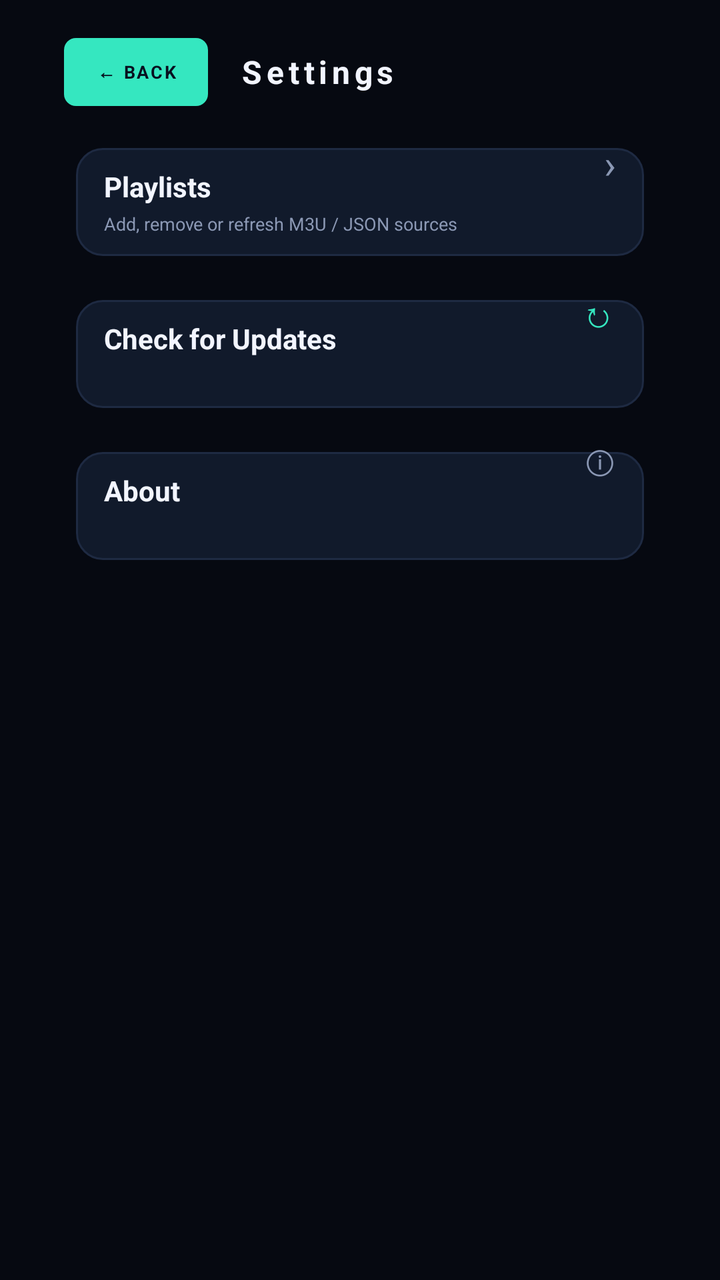
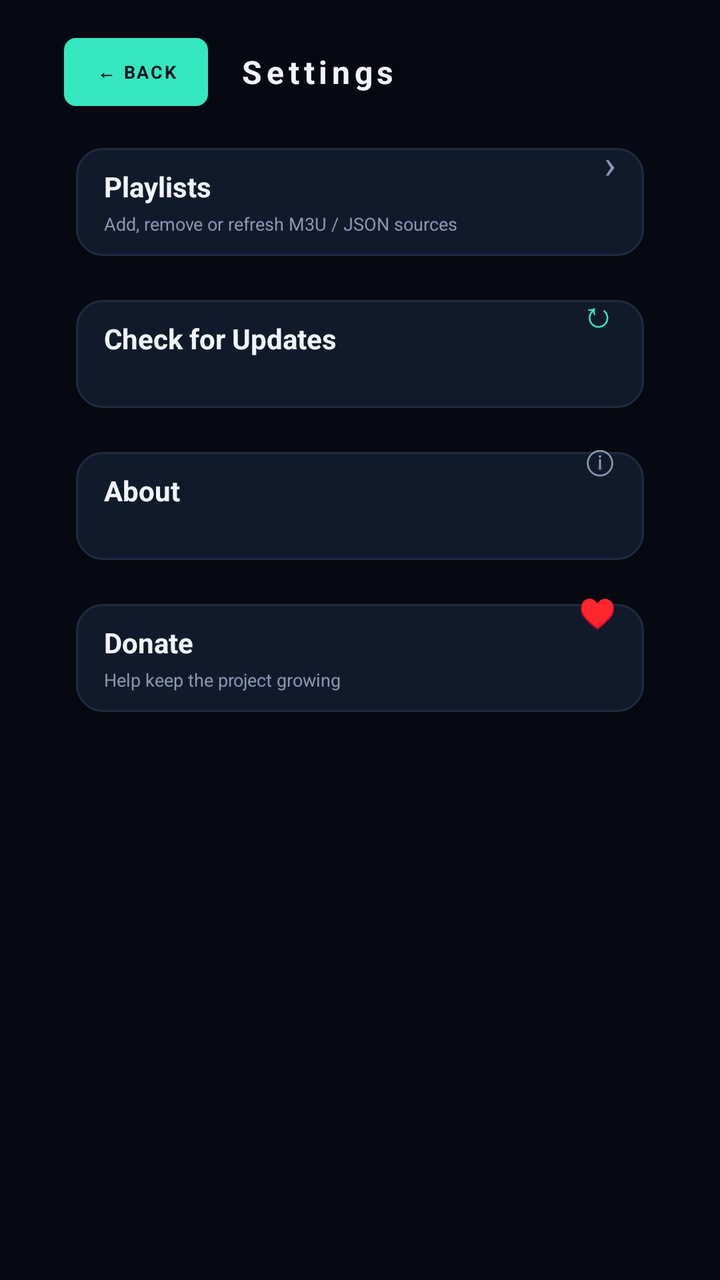

Screens rendered from an Android XML layout before and after an edit, with the pre-edit source and the edit as a unified diff.
<!-- AndroidManifest.xml: application theme Theme.Zenktx -->
<!-- res/layout/activity_settings.xml -->
<?xml version="1.0" encoding="utf-8"?>
<LinearLayout xmlns:android="http://schemas.android.com/apk/res/android"
    android:layout_width="match_parent"
    android:layout_height="match_parent"
    android:background="@color/bg"
    android:orientation="vertical"
    android:paddingStart="32dp"
    android:paddingTop="16dp"
    android:paddingEnd="32dp"
    android:paddingBottom="14dp">

    <LinearLayout
        android:layout_width="match_parent"
        android:layout_height="40dp"
        android:gravity="center_vertical"
        android:orientation="horizontal">

        <TextView
            android:id="@+id/backButton"
            android:layout_width="wrap_content"
            android:layout_height="34dp"
            android:background="@drawable/bg_pill"
            android:focusable="true"
            android:gravity="center"
            android:letterSpacing="0.1"
            android:paddingStart="16dp"
            android:paddingEnd="16dp"
            android:text="@string/back"
            android:textColor="@color/pill_text"
            android:textSize="9sp"
            android:textStyle="bold" />

        <TextView
            android:layout_width="wrap_content"
            android:layout_height="wrap_content"
            android:layout_marginStart="16dp"
            android:letterSpacing="0.14"
            android:text="@string/settings"
            android:textColor="@color/text"
            android:textSize="16sp"
            android:textStyle="bold" />

        <Space
            android:layout_width="0dp"
            android:layout_height="1dp"
            android:layout_weight="1" />

        <TextView
            android:id="@+id/versionLabel"
            android:layout_width="wrap_content"
            android:layout_height="wrap_content"
            android:letterSpacing="0.1"
            android:textColor="@color/muted"
            android:textSize="9sp"
            android:textStyle="bold" />
    </LinearLayout>

    <TextView
        android:id="@+id/status"
        android:layout_width="match_parent"
        android:layout_height="wrap_content"
        android:layout_marginTop="10dp"
        android:ellipsize="end"
        android:maxLines="2"
        android:textColor="@color/mint"
        android:textSize="9sp"
        android:visibility="gone" />

    <LinearLayout
        style="@style/SettingsRow"
        android:id="@+id/rowPlaylists"
        android:layout_marginTop="12dp">

        <LinearLayout
            android:layout_width="0dp"
            android:layout_height="match_parent"
            android:layout_weight="1"
            android:gravity="center_vertical"
            android:orientation="vertical">

            <TextView
                android:layout_width="wrap_content"
                android:layout_height="wrap_content"
                android:text="@string/row_playlists"
                android:textColor="@color/text"
                android:textSize="14sp"
                android:textStyle="bold" />

            <TextView
                android:id="@+id/subPlaylists"
                android:layout_width="match_parent"
                android:layout_height="wrap_content"
                android:layout_marginTop="3dp"
                android:text="@string/row_playlists_sub"
                android:textColor="@color/muted"
                android:textSize="9sp" />
        </LinearLayout>

        <TextView
            android:layout_width="wrap_content"
            android:layout_height="wrap_content"
            android:text="›"
            android:textColor="@color/muted"
            android:textSize="20sp" />
    </LinearLayout>


    <LinearLayout
        style="@style/SettingsRow"
        android:id="@+id/rowUpdates">

        <LinearLayout
            android:layout_width="0dp"
            android:layout_height="match_parent"
            android:layout_weight="1"
            android:gravity="center_vertical"
            android:orientation="vertical">

            <TextView
                android:layout_width="wrap_content"
                android:layout_height="wrap_content"
                android:text="@string/row_updates"
                android:textColor="@color/text"
                android:textSize="14sp"
                android:textStyle="bold" />

            <TextView
                android:id="@+id/subUpdates"
                android:layout_width="match_parent"
                android:layout_height="wrap_content"
                android:layout_marginTop="3dp"
                android:textColor="@color/muted"
                android:textSize="9sp" />
        </LinearLayout>

        <TextView
            android:layout_width="wrap_content"
            android:layout_height="wrap_content"
            android:text="↻"
            android:textColor="@color/mint"
            android:textSize="18sp" />
    </LinearLayout>



    <LinearLayout
        style="@style/SettingsRow"
        android:id="@+id/rowAbout">

        <LinearLayout
            android:layout_width="0dp"
            android:layout_height="match_parent"
            android:layout_weight="1"
            android:gravity="center_vertical"
            android:orientation="vertical">

            <TextView
                android:layout_width="wrap_content"
                android:layout_height="wrap_content"
                android:text="@string/row_about"
                android:textColor="@color/text"
                android:textSize="14sp"
                android:textStyle="bold" />

            <TextView
                android:id="@+id/subAbout"
                android:layout_width="match_parent"
                android:layout_height="wrap_content"
                android:layout_marginTop="3dp"
                android:textColor="@color/muted"
                android:textSize="9sp" />
        </LinearLayout>

        <TextView
            android:layout_width="wrap_content"
            android:layout_height="wrap_content"
            android:text="ⓘ"
            android:textColor="@color/muted"
            android:textSize="16sp" />
    </LinearLayout>
</LinearLayout>
<!-- resources referenced by this layout -->
<resources>
  <color name="bg">#060911</color>
  <color name="mint">#35E7C0</color>
  <color name="muted">#8B98B4</color>
  <color name="pill_text">#08101F</color>
  <color name="text">#F2F5FF</color>
  <!-- drawable bg_pill (drawable) -->
  <?xml version="1.0" encoding="utf-8"?>
  <shape xmlns:android="http://schemas.android.com/apk/res/android"
      android:shape="rectangle">
      <corners android:radius="6dp" />
      <solid android:color="@color/mint" />
  </shape>
  <string name="back">←  BACK</string>
  <string name="row_about">About</string>
  <string name="row_playlists">Playlists</string>
  <string name="row_playlists_sub">Add, remove or refresh M3U / JSON sources</string>
  <string name="row_updates">Check for Updates</string>
  <string name="settings">Settings</string>
  <style name="SettingsRow">
          <item name="android:layout_width">match_parent</item>
          <item name="android:layout_height">66dp</item>
          <item name="android:layout_marginBottom">10dp</item>
          <item name="android:background">@drawable/bg_card</item>
          <item name="android:focusable">true</item>
          <item name="android:clickable">true</item>
          <item name="android:paddingStart">20dp</item>
          <item name="android:paddingEnd">20dp</item>
      </style>
  <style name="Theme.Zenktx" parent="@android:style/Theme.Material.NoActionBar">
          <item name="android:windowBackground">@color/bg</item>
          <item name="android:colorBackground">@color/bg</item>
          <item name="android:statusBarColor">@android:color/transparent</item>
          <item name="android:navigationBarColor">@android:color/transparent</item>
          <item name="android:windowActionBar">false</item>
      </style>
  <!-- drawable bg_card (drawable) -->
  <?xml version="1.0" encoding="utf-8"?>
  <selector xmlns:android="http://schemas.android.com/apk/res/android">
  
      <item android:drawable="@drawable/bg_tile_glow" android:state_focused="true" />
  
      <item android:state_pressed="true">
          <layer-list>
              <item
                  android:bottom="6dp"
                  android:left="6dp"
                  android:right="6dp"
                  android:top="6dp">
                  <shape android:shape="rectangle">
                      <corners android:radius="13dp" />
                      <solid android:color="#16223A" />
                      <stroke
                          android:width="1dp"
                          android:color="#2A3A57" />
                  </shape>
              </item>
          </layer-list>
      </item>
  
      <item android:drawable="@drawable/bg_tile" />
  </selector>
  <!-- drawable bg_tile_glow: vector/xml drawable (drawable, 2124 chars, omitted) -->
  <!-- drawable bg_tile (drawable) -->
  <?xml version="1.0" encoding="utf-8"?>
  <layer-list xmlns:android="http://schemas.android.com/apk/res/android">
      <item
          android:bottom="6dp"
          android:left="6dp"
          android:right="6dp"
          android:top="6dp">
          <shape android:shape="rectangle">
              <corners android:radius="13dp" />
              <solid android:color="@color/surface" />
              <stroke
                  android:width="1dp"
                  android:color="@color/line" />
          </shape>
      </item>
  </layer-list>
  <color name="surface">#111A2B</color>
  <color name="line">#1E2A42</color>
</resources>

<!-- the commit's change to res/layout/activity_settings.xml (unified diff, before → after) -->
@@ -178,4 +178,42 @@
             android:textColor="@color/muted"
             android:textSize="16sp" />
     </LinearLayout>
+
+    
+    <LinearLayout
+        style="@style/SettingsRow"
+        android:id="@+id/rowDonate">
+
+        <LinearLayout
+            android:layout_width="0dp"
+            android:layout_height="match_parent"
+            android:layout_weight="1"
+            android:gravity="center_vertical"
+            android:orientation="vertical">
+
+            <TextView
+                android:layout_width="wrap_content"
+                android:layout_height="wrap_content"
+                android:text="@string/row_donate"
+                android:textColor="@color/text"
+                android:textSize="14sp"
+                android:textStyle="bold" />
+
+            <TextView
+                android:id="@+id/subDonate"
+                android:layout_width="match_parent"
+                android:layout_height="wrap_content"
+                android:layout_marginTop="3dp"
+                android:text="@string/row_donate_sub"
+                android:textColor="@color/muted"
+                android:textSize="9sp" />
+        </LinearLayout>
+
+        <TextView
+            android:layout_width="wrap_content"
+            android:layout_height="wrap_content"
+            android:text="♥"
+            android:textColor="@color/mint"
+            android:textSize="15sp" />
+    </LinearLayout>
 </LinearLayout>
<!-- resource entries referenced after the edit -->
@@ -14,6 +14,8 @@
   </shape>
   <string name="back">←  BACK</string>
   <string name="row_about">About</string>
+  <string name="row_donate">Donate</string>
+  <string name="row_donate_sub">Help keep the project growing</string>
   <string name="row_playlists">Playlists</string>
   <string name="row_playlists_sub">Add, remove or refresh M3U / JSON sources</string>
   <string name="row_updates">Check for Updates</string>
